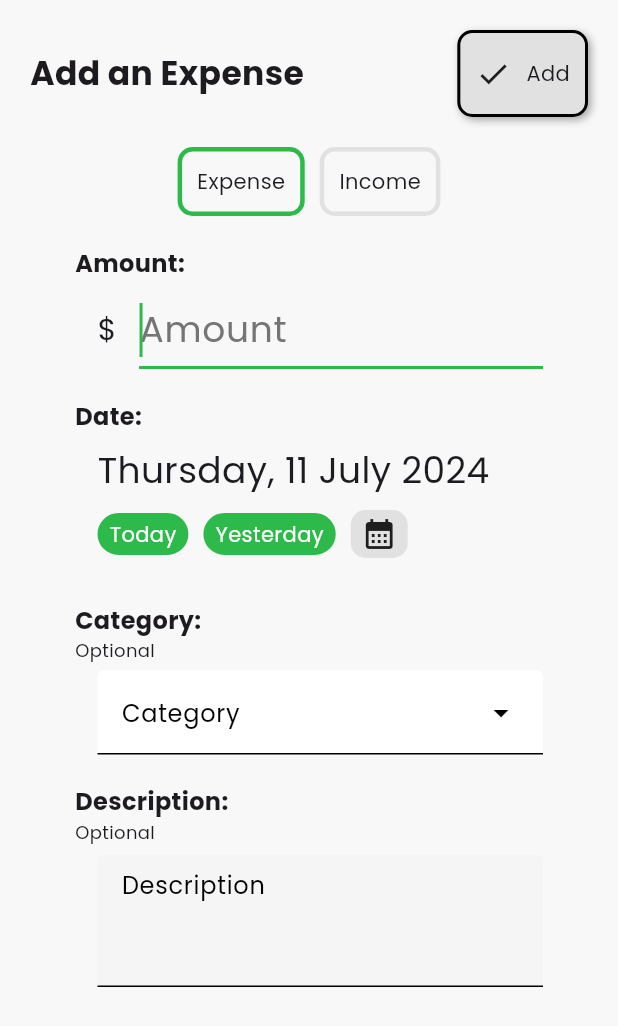
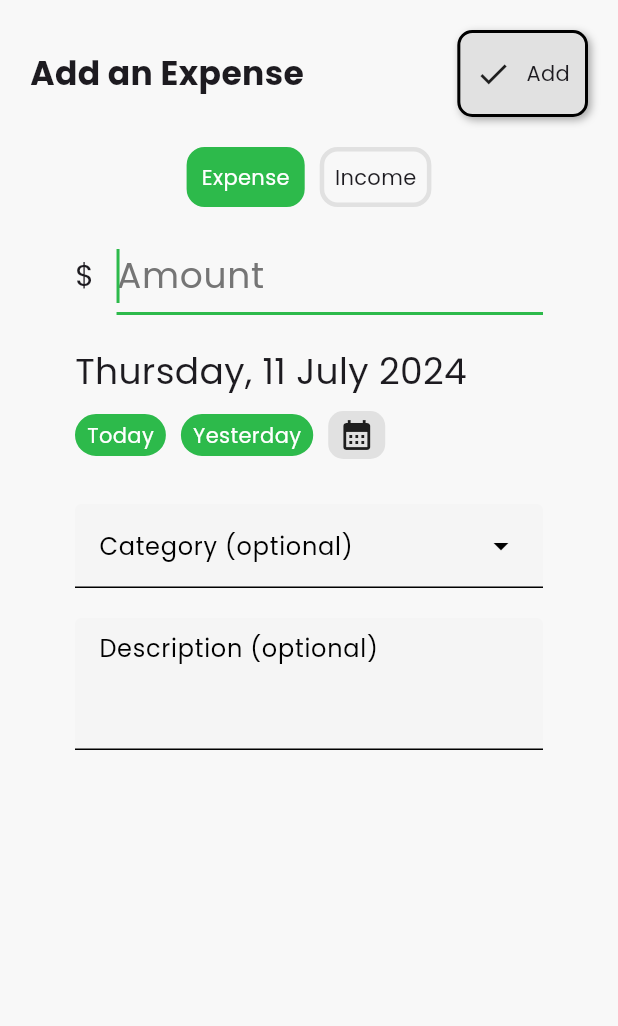
Before and after one commit to hrushikeshrv/money-warden, a Flutter app: the AddTransactionPage widget shown alone on an empty page, opened directly, on a phone screen of 412 x 824 dp. Shown: the top 1026 px of the screen. Run offline on Flutter 3.47's test engine with Material 3 defaults, Android fonts, the phone set to English and light mode, and no system bars; our stand-ins replace community_charts_flutter, firebase_core, google_sign_in, googleapis_auth, shared_preferences; missing offline and left inert: community_charts_common, extension_google_sign_in_as_googleapis_auth, googleapis; accounts and stored records are empty.

Commit message:
FAB is now functinal

```diff
--- a/lib/main.dart
+++ b/lib/main.dart
@@ -8,6 +8,7 @@ import 'package:money_warden/models/budget_sheet.dart';
 import 'package:money_warden/models/transaction.dart';
 import 'package:money_warden/pages/login.dart';
 import 'package:money_warden/pages/analytics.dart';
+import 'package:money_warden/pages/add_transaction.dart';
 import 'package:money_warden/pages/homepage.dart';
 import 'package:money_warden/pages/settings.dart';
 import 'package:money_warden/pages/splash_screen.dart';
@@ -137,7 +138,20 @@ class _MoneyWardenState extends State<MoneyWarden> {
                         floatingActionButtonLocation: FloatingActionButtonLocation.endFloat,
                         floatingActionButton: FloatingActionButton(
                           backgroundColor: Theme.of(context).colorScheme.primary,
-                          onPressed: () {},
+                          onPressed: () {
+                            showModalBottomSheet(
+                              context: context,
+                              isScrollControlled: true,
+                              builder: (context) {
+                                return const FractionallySizedBox(
+                                  heightFactor: 0.8,
+                                  child: AddTransactionPage(
+                                    initialTransactionType: TransactionType.expense,
+                                  ),
+                                );
+                              }
+                            );
+                          },
                           child: Icon(Icons.payments_outlined, color: Theme.of(context).colorScheme.onSurface),
                         ),
                         body: SafeArea(
--- a/lib/pages/add_transaction.dart
+++ b/lib/pages/add_transaction.dart
@@ -81,9 +81,12 @@ class _AddTransactionPageState extends State<AddTransactionPage> {
                               children: [
                                 GestureDetector(
                                   child: Container(
-                                    padding: const EdgeInsets.all(10),
+                                    padding: const EdgeInsets.all(7),
                                     decoration: BoxDecoration(
-                                      borderRadius: BorderRadius.circular(10),
+                                      borderRadius: BorderRadius.circular(12),
+                                      color: transactionType == TransactionType.expense
+                                          ? Theme.of(context).colorScheme.primary
+                                          : Theme.of(context).colorScheme.surface,
                                       border: Border.all(
                                         width: 3,
                                         color: transactionType == TransactionType.expense
@@ -91,8 +94,15 @@ class _AddTransactionPageState extends State<AddTransactionPage> {
                                             : Theme.of(context).colorScheme.surfaceDim
                                       )
                                     ),
-                                    child: const Center(
-                                      child: Text('Expense')
+                                    child: Center(
+                                      child: Text(
+                                        'Expense',
+                                        style: TextStyle(
+                                          color: transactionType == TransactionType.expense
+                                              ? Colors.white
+                                              : Theme.of(context).colorScheme.onSurface
+                                        ),
+                                      )
                                     ),
                                   ),
                                   onTap: () {
@@ -104,9 +114,12 @@ class _AddTransactionPageState extends State<AddTransactionPage> {
                                 const SizedBox(width: 10),
                                 GestureDetector(
                                   child: Container(
-                                    padding: const EdgeInsets.all(10),
+                                    padding: const EdgeInsets.all(7),
                                     decoration: BoxDecoration(
-                                      borderRadius: BorderRadius.circular(10),
+                                      borderRadius: BorderRadius.circular(12),
+                                      color: transactionType == TransactionType.income
+                                          ? Theme.of(context).colorScheme.primary
+                                          : Theme.of(context).colorScheme.surface,
                                       border: Border.all(
                                         width: 3,
                                         color: transactionType == TransactionType.income
@@ -114,8 +127,15 @@ class _AddTransactionPageState extends State<AddTransactionPage> {
                                           : Theme.of(context).colorScheme.surfaceDim
                                       )
                                     ),
-                                    child: const Center(
-                                        child: Text('Income')
+                                    child: Center(
+                                        child: Text(
+                                          'Income',
+                                          style: TextStyle(
+                                            color: transactionType == TransactionType.income
+                                                ? Colors.white
+                                                : Theme.of(context).colorScheme.onSurface
+                                          ),
+                                        )
                                     ),
                                   ),
                                   onTap: () {
@@ -128,11 +148,8 @@ class _AddTransactionPageState extends State<AddTransactionPage> {
                             ),
 
                             const SizedBox(height: 20),
-                            const MwFormLabel(text: 'Amount:'),
-                            const SizedBox(height: 7),
                             Row(
                               children: [
-                                const SizedBox(width: 15),
                                 Text(budget.defaultCurrencySymbol, style: const TextStyle(fontSize: 20)),
                                 const SizedBox(width: 15),
                                 Expanded(
@@ -156,11 +173,8 @@ class _AddTransactionPageState extends State<AddTransactionPage> {
                             ),
 
                             const SizedBox(height: 20),
-                            const MwFormLabel(text: 'Date:'),
-                            const SizedBox(height: 7),
                             Row(
                               children: [
-                                const SizedBox(width: 15),
                                 Text(
                                   formatDateTime(transactionDate),
                                   style: const TextStyle(
@@ -172,7 +186,6 @@ class _AddTransactionPageState extends State<AddTransactionPage> {
                             const SizedBox(height: 10),
                             Row(
                               children: [
-                                const SizedBox(width: 15),
                                 GestureDetector(
                                   child: PillContainer(
                                     color: Theme.of(context).colorScheme.primary,
@@ -224,20 +237,17 @@ class _AddTransactionPageState extends State<AddTransactionPage> {
                             ),
 
                             const SizedBox(height: 30),
-                            const MwFormLabel(text: 'Category:'),
-                            Text('Optional', style: TextStyle(color: Theme.of(context).colorScheme.onSurface, fontSize: 12)),
-                            const SizedBox(height: 5),
                             Row(
                               children: [
-                                const SizedBox(width: 15),
                                 Expanded(
                                   child: DropdownMenu<Category>(
                                     expandedInsets: const EdgeInsets.all(0),
                                     controller: categoryController,
                                     dropdownMenuEntries: getTransactionCategoryOptions(budget),
-                                    hintText: 'Category',
-                                    inputDecorationTheme: const InputDecorationTheme(
+                                    hintText: 'Category (optional)',
+                                    inputDecorationTheme: InputDecorationTheme(
                                       filled: true,
+                                      fillColor: Colors.grey.shade100
                                     ),
                                   ),
                                 ),
@@ -245,12 +255,8 @@ class _AddTransactionPageState extends State<AddTransactionPage> {
                             ),
 
                             const SizedBox(height: 20),
-                            const MwFormLabel(text: 'Description:'),
-                            Text('Optional', style: TextStyle(color: Theme.of(context).colorScheme.onSurface, fontSize: 12)),
-                            const SizedBox(height: 7),
                             Row(
                               children: [
-                                const SizedBox(width: 15),
                                 Expanded(
                                   child: TextField(
                                     controller: descriptionController,
@@ -258,7 +264,7 @@ class _AddTransactionPageState extends State<AddTransactionPage> {
                                     decoration: InputDecoration(
                                       fillColor: Colors.grey.shade100,
                                       filled: true,
-                                      hintText: 'Description',
+                                      hintText: 'Description (optional)',
                                     ),
                                   ),
                                 )
```
